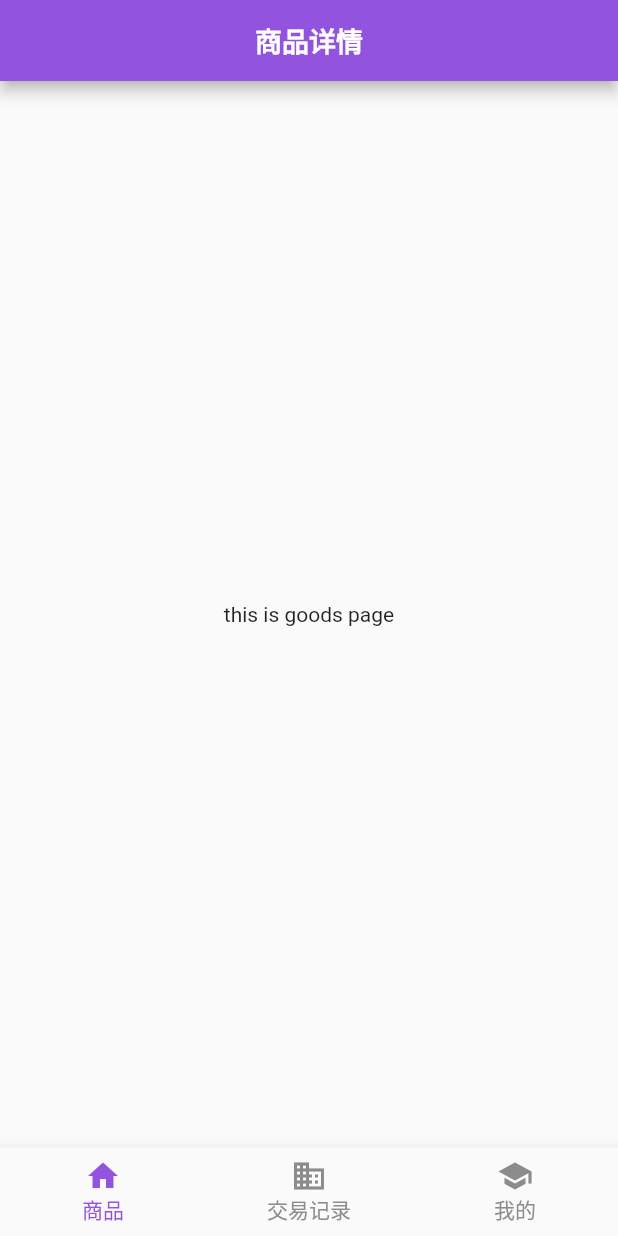
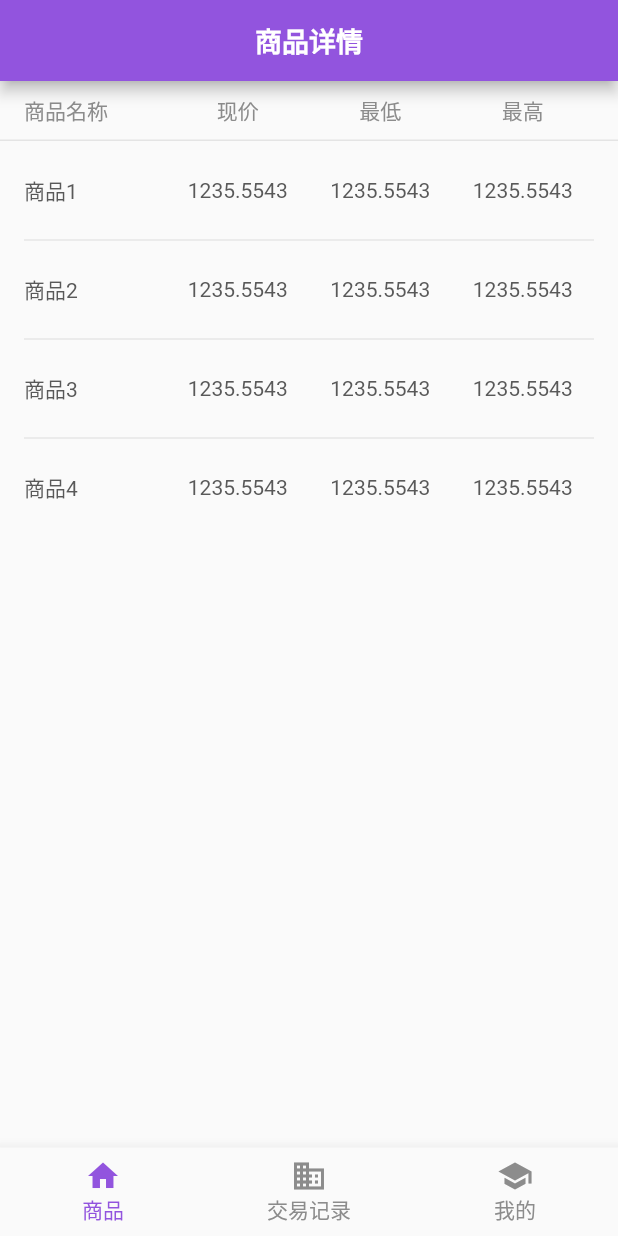
Before and after one commit to Picktarget/flutter-tx-assitant, a Flutter app: the screen it shows after launch, on a phone screen of 412 x 824 dp. Run offline on Flutter 3.47's test engine with Material 2 defaults, Android fonts, the phone set to English and light mode, and no system bars; Roboto replaces fonts that are missing (Microsoft YaHei).

Commit message:
add content for goods page

```diff
--- a/lib/services/auth-service.dart
+++ b/lib/services/auth-service.dart
@@ -1,14 +1,14 @@
 import 'dart:async';
-import 'dart:math';
 
 class AuthService {
   // Login
   Future<bool> login() async {
     // Simulate a future for response after 2 second.
+    // new Random().nextBool()
     return await new Future<bool>.delayed(
       new Duration(
         seconds: 2
-      ), () => new Random().nextBool()
+      ), () => true
     );
   }
 
--- a/lib/views/goods.dart
+++ b/lib/views/goods.dart
@@ -1,12 +1,108 @@
 import 'package:flutter/material.dart';
 
-class Goods extends StatelessWidget {
-  const Goods({Key key}) : super(key: key);
+class Goods extends StatefulWidget {
+  Goods({Key key}) : super(key: key);
 
   @override
+  _GoodsState createState() => _GoodsState();
+}
+
+class _GoodsState extends State<Goods> {
+  final goodsTitle = SizedBox(
+      width: double.infinity,
+      height: 40.0,
+      child: Container(
+        padding: EdgeInsets.symmetric(horizontal: 16.0),
+        decoration: ShapeDecoration(
+            shape: UnderlineInputBorder(
+                borderSide: BorderSide(
+                    color: Color(0xFFE4E4E4),
+                    style: BorderStyle.solid,
+                    width: 1))),
+        child: Row(
+          children: <Widget>[
+            Expanded(
+                child: Text(
+              '商品名称',
+              style: TextStyle(color: Color(0xFF8C8C8C), fontSize: 14.0),
+              textAlign: TextAlign.start,
+            )),
+            Expanded(
+                child: Text(
+              '现价',
+              style: TextStyle(color: Color(0xFF8C8C8C), fontSize: 14.0),
+              textAlign: TextAlign.center,
+            )),
+            Expanded(
+                child: Text(
+              '最低',
+              style: TextStyle(color: Color(0xFF8C8C8C), fontSize: 14.0),
+              textAlign: TextAlign.center,
+            )),
+            Expanded(
+                child: Text(
+              '最高',
+              style: TextStyle(color: Color(0xFF8C8C8C), fontSize: 14.0),
+              textAlign: TextAlign.center,
+            )),
+          ],
+        ),
+      ));
+  @override
   Widget build(BuildContext context) {
-    return new Scaffold(
-      body: new Center(child: Text('this is goods page')),
-    );
+    final List<String> entries = <String>['商品1', '商品2', '商品3', '商品4'];
+    return Scaffold(
+        body: Column(
+      children: <Widget>[
+        goodsTitle,
+        Expanded(
+          child: ListView.separated(
+            scrollDirection: Axis.vertical,
+            shrinkWrap: true,
+            padding:
+                const EdgeInsets.symmetric(horizontal: 16.0, vertical: 8.0),
+            itemCount: entries.length,
+            itemBuilder: (BuildContext context, int index) {
+              return GestureDetector(
+                  onTapDown: (TapDownDetails details) {
+                    print("parent tapdown = ${DateTime.now()}");
+                  },
+                  onTap: () {
+                    print("Container clicked $index");
+                  },
+                  child: Container(
+                    height: 50,
+                    child: Row(
+                      children: <Widget>[
+                        Expanded(
+                          child: Text('${entries[index]}',
+                              textAlign: TextAlign.start,
+                              style: TextStyle(color: Color(0xFF595959))),
+                        ),
+                        Expanded(
+                          child: Text('1235.5543',
+                              textAlign: TextAlign.center,
+                              style: TextStyle(color: Color(0xFF595959))),
+                        ),
+                        Expanded(
+                          child: Text('1235.5543',
+                              textAlign: TextAlign.center,
+                              style: TextStyle(color: Color(0xFF595959))),
+                        ),
+                        Expanded(
+                          child: Text('1235.5543',
+                              textAlign: TextAlign.center,
+                              style: TextStyle(color: Color(0xFF595959))),
+                        ),
+                      ],
+                    ),
+                  ));
+            },
+            separatorBuilder: (BuildContext context, int index) =>
+                const Divider(),
+          ),
+        )
+      ],
+    ));
   }
 }
--- a/lib/views/login.dart
+++ b/lib/views/login.dart
@@ -1,6 +1,5 @@
 import 'package:flutter/material.dart';
 import 'package:tx_assitant/styles/input.dart';
-import 'package:tx_assitant/views/home.dart';
 
 import '../main.dart';
 
@@ -17,7 +16,7 @@ class _LoginState extends State<Login> {
   @override
   Widget build(BuildContext context) {
     final logo = new Padding(
-      padding: EdgeInsets.only(bottom: 60),
+      padding: EdgeInsets.symmetric(vertical: 60),
       child: new Center(
           child: Image.asset(
         'images/logo.png',
@@ -108,8 +107,14 @@ class _LoginState extends State<Login> {
       ),
     );
     return Scaffold(
+      appBar: AppBar(
+        title: Text('登录'),
+        automaticallyImplyLeading: false,
+        backgroundColor: Color(0xFF9254DE),
+        centerTitle: true,
+      ),
       backgroundColor: Colors.white,
-      body: Center(
+      body: SingleChildScrollView(
         child: Form(
             key: _formKey,
             child: Column(
```
Lines whose indentation alone changed are shown as unchanged.
